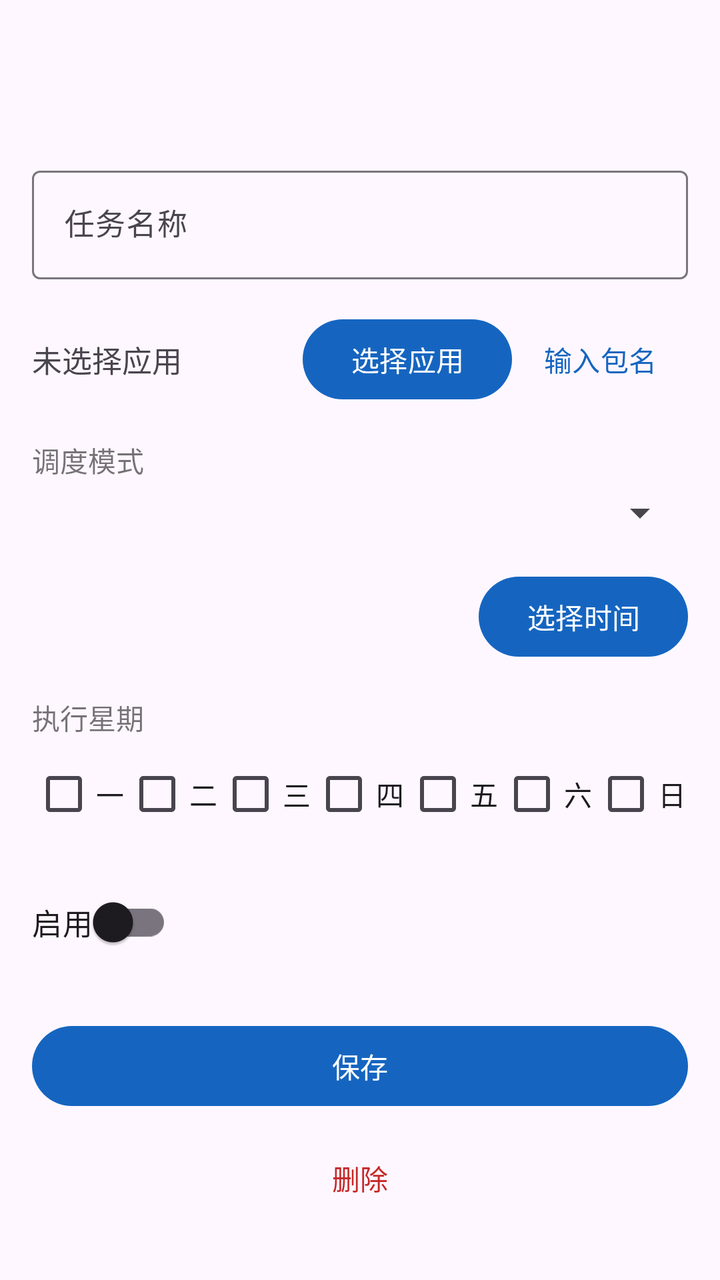
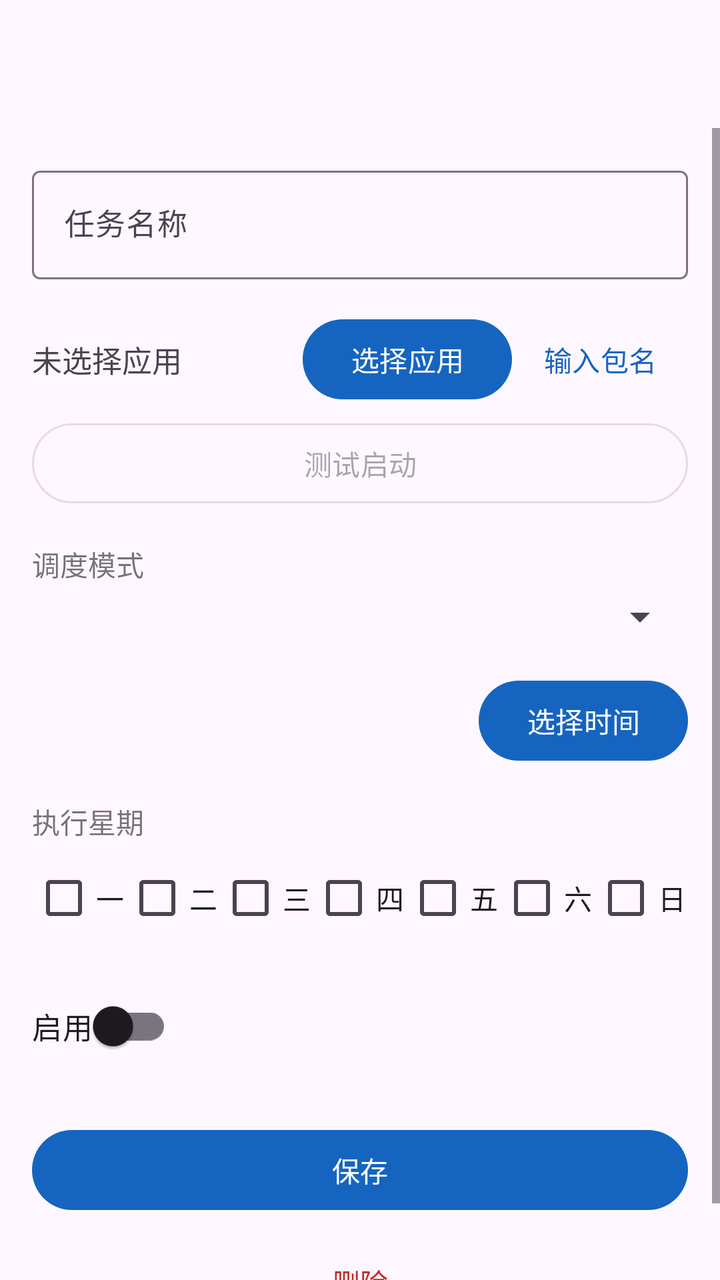

Two renders of the same Android screen: before a commit and after it. Below are the layout's source before the change and the commit's diff.
<!-- AndroidManifest.xml: application theme Theme.AutoTask -->
<!-- res/layout/activity_task_edit.xml -->
<?xml version="1.0" encoding="utf-8"?>
<LinearLayout xmlns:android="http://schemas.android.com/apk/res/android"
    xmlns:app="http://schemas.android.com/apk/res-auto"
    android:layout_width="match_parent"
    android:layout_height="match_parent"
    android:orientation="vertical">

    <com.google.android.material.appbar.MaterialToolbar
        android:id="@+id/toolbar"
        android:layout_width="match_parent"
        android:layout_height="?attr/actionBarSize" />

    <ScrollView
        android:layout_width="match_parent"
        android:layout_height="match_parent"
        android:fillViewport="true">

        <LinearLayout
            android:layout_width="match_parent"
            android:layout_height="wrap_content"
            android:orientation="vertical"
            android:padding="16dp">

            <com.google.android.material.textfield.TextInputLayout
                android:layout_width="match_parent"
                android:layout_height="wrap_content"
                android:hint="@string/task_name_label"
                app:boxBackgroundMode="outline">

                <com.google.android.material.textfield.TextInputEditText
                    android:id="@+id/etName"
                    android:layout_width="match_parent"
                    android:layout_height="wrap_content"
                    android:inputType="text"
                    android:maxLines="1"
                    android:textSize="15sp" />

            </com.google.android.material.textfield.TextInputLayout>

            <LinearLayout
                android:layout_width="match_parent"
                android:layout_height="wrap_content"
                android:layout_marginTop="16dp"
                android:gravity="center_vertical"
                android:orientation="horizontal">

                <TextView
                    android:id="@+id/tvTarget"
                    android:layout_width="0dp"
                    android:layout_height="wrap_content"
                    android:layout_weight="1"
                    android:text="@string/task_target_empty"
                    android:textSize="15sp" />

                <com.google.android.material.button.MaterialButton
                    android:id="@+id/btnPickTarget"
                    android:layout_width="wrap_content"
                    android:layout_height="wrap_content"
                    android:text="@string/task_target_pick"
                    android:textSize="14sp" />

                <com.google.android.material.button.MaterialButton
                    android:id="@+id/btnInputPackage"
                    style="@style/Widget.Material3.Button.TextButton"
                    android:layout_width="wrap_content"
                    android:layout_height="wrap_content"
                    android:text="@string/task_target_input_pkg"
                    android:textSize="14sp" />

            </LinearLayout>

            <TextView
                android:layout_width="wrap_content"
                android:layout_height="wrap_content"
                android:layout_marginTop="16dp"
                android:text="@string/task_mode_label"
                android:textSize="14sp"
                android:textColor="#8A000000" />

            <Spinner
                android:id="@+id/spMode"
                android:layout_width="match_parent"
                android:layout_height="wrap_content"
                android:layout_marginTop="4dp" />

            <LinearLayout
                android:layout_width="match_parent"
                android:layout_height="wrap_content"
                android:layout_marginTop="16dp"
                android:gravity="center_vertical"
                android:orientation="horizontal">

                <TextView
                    android:id="@+id/tvTime"
                    android:layout_width="0dp"
                    android:layout_height="wrap_content"
                    android:layout_weight="1"
                    android:textSize="15sp" />

                <com.google.android.material.button.MaterialButton
                    android:id="@+id/btnPickTime"
                    android:layout_width="wrap_content"
                    android:layout_height="wrap_content"
                    android:text="@string/task_time_pick"
                    android:textSize="14sp" />

            </LinearLayout>

            <TextView
                android:id="@+id/tvWeekdayLabel"
                android:layout_width="wrap_content"
                android:layout_height="wrap_content"
                android:layout_marginTop="16dp"
                android:text="@string/task_weekday_label"
                android:textSize="14sp"
                android:textColor="#8A000000" />

            <LinearLayout
                android:id="@+id/llWeekdays"
                android:layout_width="match_parent"
                android:layout_height="wrap_content"
                android:layout_marginTop="4dp"
                android:orientation="horizontal">

                <CheckBox android:id="@+id/cbMon" android:layout_width="0dp" android:layout_height="wrap_content" android:layout_weight="1" android:text="@string/weekday_1" />
                <CheckBox android:id="@+id/cbTue" android:layout_width="0dp" android:layout_height="wrap_content" android:layout_weight="1" android:text="@string/weekday_2" />
                <CheckBox android:id="@+id/cbWed" android:layout_width="0dp" android:layout_height="wrap_content" android:layout_weight="1" android:text="@string/weekday_3" />
                <CheckBox android:id="@+id/cbThu" android:layout_width="0dp" android:layout_height="wrap_content" android:layout_weight="1" android:text="@string/weekday_4" />
                <CheckBox android:id="@+id/cbFri" android:layout_width="0dp" android:layout_height="wrap_content" android:layout_weight="1" android:text="@string/weekday_5" />
                <CheckBox android:id="@+id/cbSat" android:layout_width="0dp" android:layout_height="wrap_content" android:layout_weight="1" android:text="@string/weekday_6" />
                <CheckBox android:id="@+id/cbSun" android:layout_width="0dp" android:layout_height="wrap_content" android:layout_weight="1" android:text="@string/weekday_7" />

            </LinearLayout>

            <androidx.appcompat.widget.SwitchCompat
                android:id="@+id/swEnabled"
                android:layout_width="wrap_content"
                android:layout_height="wrap_content"
                android:layout_marginTop="16dp"
                android:text="@string/task_enabled"
                android:textSize="15sp" />

            <com.google.android.material.button.MaterialButton
                android:id="@+id/btnSave"
                android:layout_width="match_parent"
                android:layout_height="wrap_content"
                android:layout_marginTop="24dp"
                android:text="@string/task_save" />

            <com.google.android.material.button.MaterialButton
                android:id="@+id/btnDelete"
                style="@style/Widget.Material3.Button.TextButton"
                android:layout_width="match_parent"
                android:layout_height="wrap_content"
                android:layout_marginTop="8dp"
                android:text="@string/task_delete"
                android:textColor="@color/status_missing" />

        </LinearLayout>

    </ScrollView>

</LinearLayout>
<!-- resources referenced by this layout -->
<resources>
  <color name="status_missing">#C62828</color>
  <string name="task_delete">删除</string>
  <string name="task_enabled">启用</string>
  <string name="task_mode_label">调度模式</string>
  <string name="task_name_label">任务名称</string>
  <string name="task_save">保存</string>
  <string name="task_target_empty">未选择应用</string>
  <string name="task_target_input_pkg">输入包名</string>
  <string name="task_target_pick">选择应用</string>
  <string name="task_time_pick">选择时间</string>
  <string name="task_weekday_label">执行星期</string>
  <string name="weekday_1">一</string>
  <string name="weekday_2">二</string>
  <string name="weekday_3">三</string>
  <string name="weekday_4">四</string>
  <string name="weekday_5">五</string>
  <string name="weekday_6">六</string>
  <string name="weekday_7">日</string>
  <style name="Theme.AutoTask" parent="Theme.Material3.DayNight.NoActionBar">
          <item name="colorPrimary">@color/ic_launcher_background</item>
      </style>
  <color name="ic_launcher_background">#1565C0</color>
</resources>

<!-- the commit's change to res/layout/activity_task_edit.xml (unified diff, before → after) -->
@@ -68,6 +68,16 @@
                     android:textSize="14sp" />
 
             </LinearLayout>
+
+            <com.google.android.material.button.MaterialButton
+                android:id="@+id/btnTestLaunch"
+                style="@style/Widget.Material3.Button.OutlinedButton"
+                android:layout_width="match_parent"
+                android:layout_height="wrap_content"
+                android:layout_marginTop="4dp"
+                android:enabled="false"
+                android:text="@string/task_target_test_launch"
+                android:textSize="14sp" />
 
             <TextView
                 android:layout_width="wrap_content"
<!-- resource entries referenced after the edit -->
@@ -9,6 +9,7 @@
   <string name="task_target_empty">未选择应用</string>
   <string name="task_target_input_pkg">输入包名</string>
   <string name="task_target_pick">选择应用</string>
+  <string name="task_target_test_launch">测试启动</string>
   <string name="task_time_pick">选择时间</string>
   <string name="task_weekday_label">执行星期</string>
   <string name="weekday_1">一</string>
